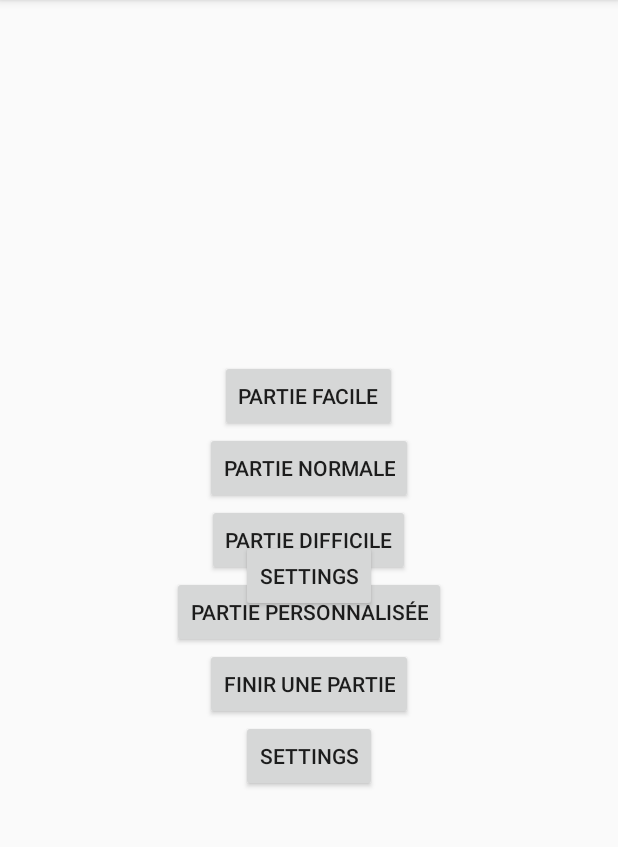
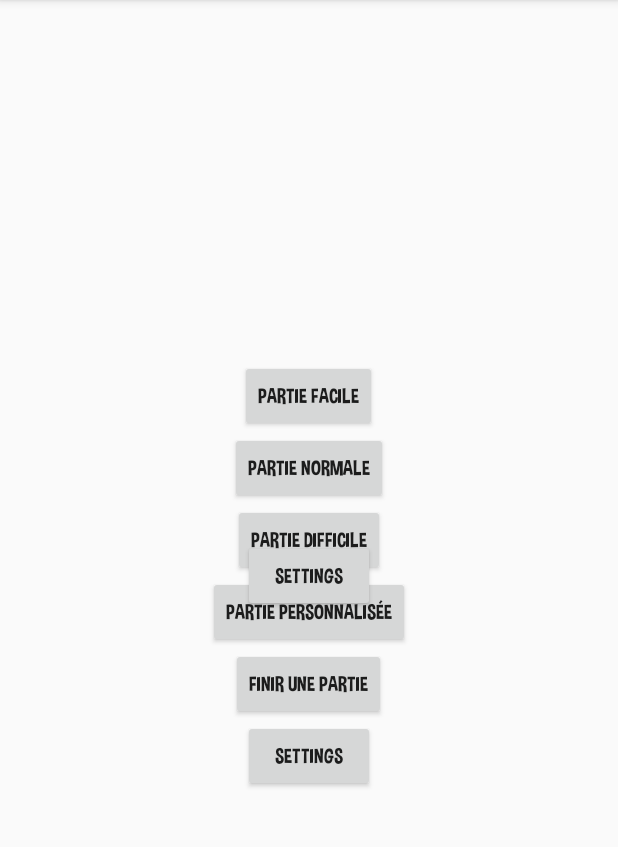
Before and after one commit to alvinberthelot/memonimo-android, an Android app: the fragment OverviewFragment placed in its activity, on a phone screen of 412 x 824 dp, the part 84-931 px from its top. Run offline under Robolectric (Android 15) with nearby library versions, the phone set to English and light mode, and no system bars.

Commit message:
Mise en place de la police personnalisée

```diff
--- a/app/src/main/java/com/webyousoon/android/memonimo/MemonimoUtilities.java
+++ b/app/src/main/java/com/webyousoon/android/memonimo/MemonimoUtilities.java
@@ -1,10 +1,14 @@
 package com.webyousoon.android.memonimo;
 
 import android.content.Intent;
+import android.content.res.AssetManager;
 import android.content.res.Resources;
 import android.graphics.Bitmap;
 import android.graphics.BitmapFactory;
+import android.graphics.Typeface;
 import android.util.Base64;
+import android.view.View;
+import android.widget.Button;
 
 public class MemonimoUtilities {
 
@@ -13,11 +17,11 @@ public class MemonimoUtilities {
 
     /**
      * Fonction retournant un Bitmap à partir d'une image encodée en Base64
+     *
      * @param _input image en codée en Base64
      * @return
      */
-    public static Bitmap decodeBase64(String _input)
-    {
+    public static Bitmap decodeBase64(String _input) {
         byte[] decodedByte = Base64.decode(_input, 0);
         return BitmapFactory.decodeByteArray(decodedByte, 0, decodedByte.length);
     }
@@ -31,4 +35,10 @@ public class MemonimoUtilities {
         return shareIntent;
     }
 
+    public static Button buildButtonWithFont(View _rootView, int _idResource ,AssetManager _assetManager) {
+        Button button = (Button) _rootView.findViewById(_idResource);
+        Typeface typeface = Typeface.createFromAsset(_assetManager, "fonts/dimbo_regular.ttf");
+        button.setTypeface(typeface);
+        return button;
+    }
 }
--- a/app/src/main/java/com/webyousoon/android/memonimo/OverviewFragment.java
+++ b/app/src/main/java/com/webyousoon/android/memonimo/OverviewFragment.java
@@ -6,16 +6,22 @@ import android.app.Fragment;
 import android.view.LayoutInflater;
 import android.view.View;
 import android.view.ViewGroup;
+import android.widget.Button;
 
 
 public class OverviewFragment extends Fragment {
 
     private final String LOG_TAG = OverviewFragment.class.getSimpleName();
 
+    Button mBtnOverviewSettings;
+
     @Override
     public View onCreateView(LayoutInflater inflater, ViewGroup container, Bundle savedInstanceState) {
 
         View rootView = inflater.inflate(R.layout.fragment_overview, container, false);
+
+        mBtnOverviewSettings = MemonimoUtilities.buildButtonWithFont(rootView, R.id.btn_overview_settings, getActivity().getAssets());
+
         return rootView;
     }
 }
--- a/app/src/main/java/com/webyousoon/android/memonimo/StartFragment.java
+++ b/app/src/main/java/com/webyousoon/android/memonimo/StartFragment.java
@@ -1,10 +1,12 @@
 package com.webyousoon.android.memonimo;
 
+import android.content.res.AssetManager;
 import android.os.Bundle;
 import android.support.v4.app.Fragment;
 import android.view.LayoutInflater;
 import android.view.View;
 import android.view.ViewGroup;
+import android.widget.Button;
 
 /**
  * A simple {@link android.support.v4.app.Fragment} subclass.
@@ -12,6 +14,13 @@ import android.view.ViewGroup;
 public class StartFragment extends Fragment {
 
     private final String LOG_TAG = StartFragment.class.getSimpleName();
+
+    Button mBtnNewEasyGame;
+    Button mBtnNewNormalGame;
+    Button mBtnNewHardGame;
+    Button mBtnNewCustomGame;
+    Button mBtnGameUnfinished;
+    Button mBtnOverviewSettings;
 
     public StartFragment() {
         // Required empty public constructor
@@ -21,6 +30,19 @@ public class StartFragment extends Fragment {
     public View onCreateView(LayoutInflater inflater, ViewGroup container, Bundle savedInstanceState) {
 
         View rootView = inflater.inflate(R.layout.fragment_start_game, container, false);
+
+        mBtnNewEasyGame = MemonimoUtilities.buildButtonWithFont(rootView, R.id.btn_new_easy_game, getActivity().getAssets());
+        mBtnNewNormalGame = MemonimoUtilities.buildButtonWithFont(rootView, R.id.btn_new_normal_game, getActivity().getAssets());
+        mBtnNewHardGame = MemonimoUtilities.buildButtonWithFont(rootView, R.id.btn_new_hard_game, getActivity().getAssets());
+        mBtnNewCustomGame = MemonimoUtilities.buildButtonWithFont(rootView, R.id.btn_new_custom_game, getActivity().getAssets());
+        mBtnGameUnfinished = MemonimoUtilities.buildButtonWithFont(rootView, R.id.btn_game_unfinished, getActivity().getAssets());
+
+        // Traitement des cas smartphone et tablette (fragments différents)
+        if (rootView.findViewById(R.id.btn_overview_settings) != null) {
+            mBtnOverviewSettings = MemonimoUtilities.buildButtonWithFont(rootView, R.id.btn_overview_settings, getActivity().getAssets());
+        }
+
+
         return rootView;
     }
 }
--- a/app/src/main/res/layout/fragment_overview.xml
+++ b/app/src/main/res/layout/fragment_overview.xml
@@ -8,7 +8,7 @@
         android:layout_width="wrap_content"
         android:layout_height="wrap_content"
         android:text="@string/action_settings"
-        android:id="@+id/btn_overview_sttings"
+        android:id="@+id/btn_overview_settings"
         android:layout_centerVertical="true"
         android:layout_centerHorizontal="true"
         android:onClick="goToSettings"/>
--- a/app/src/main/res/layout/fragment_start_game.xml
+++ b/app/src/main/res/layout/fragment_start_game.xml
@@ -54,7 +54,7 @@
         android:layout_width="wrap_content"
         android:layout_height="wrap_content"
         android:text="@string/action_settings"
-        android:id="@+id/btn_overview_sttings"
+        android:id="@+id/btn_overview_settings"
         android:layout_centerVertical="true"
         android:layout_centerHorizontal="true"
         android:onClick="goToSettings"/>
```
Also changed, not shown: app/src/main/assets/fonts/dimbo_regular.ttf (added).
